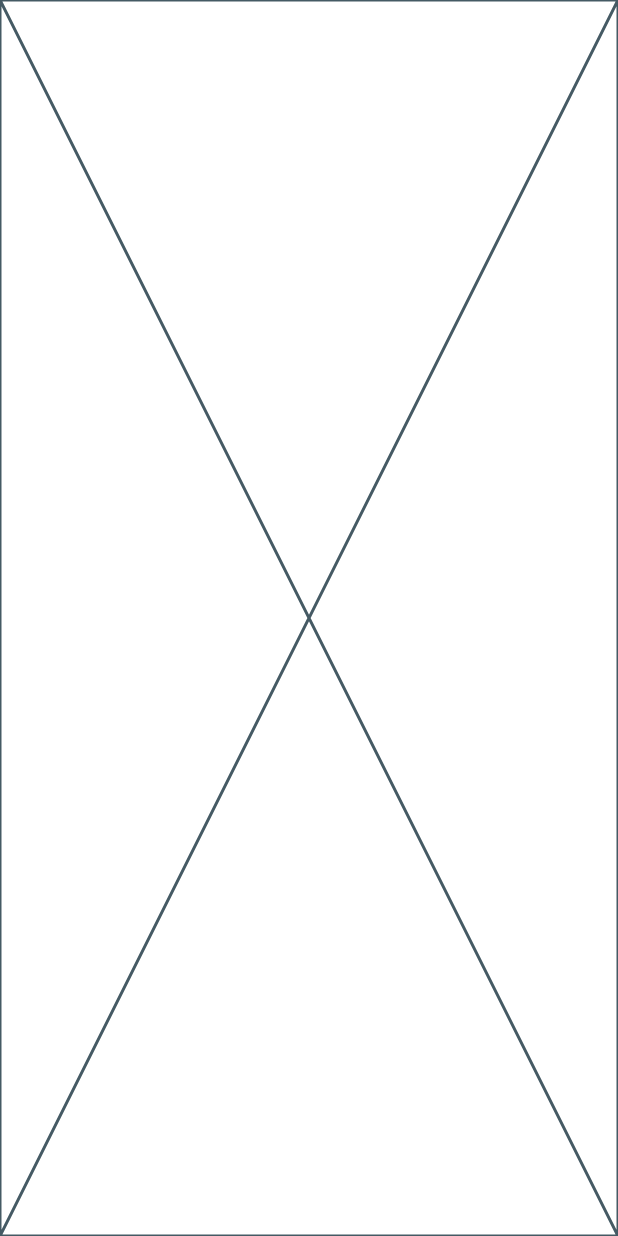
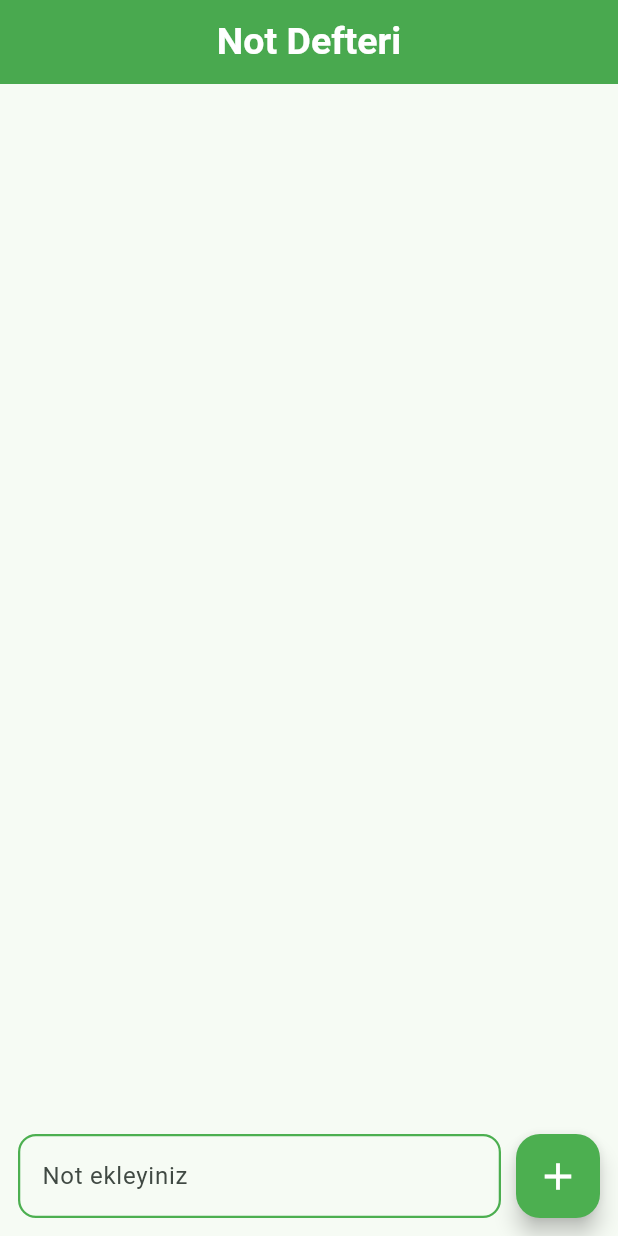
Before and after one commit to NazifeAtmaca25/flutter_begginner_project, a Flutter app: the screen it shows after launch, on a phone screen of 412 x 824 dp. Run offline on Flutter 3.47's test engine with Material 3 defaults, Android fonts, the phone set to English and light mode, and no system bars; our stand-ins replace shared_preferences.

Commit message:
Not defteri uygulaması tamamlandı.

```diff
--- a/notebook_app/lib/Notebook.dart
+++ b/notebook_app/lib/Notebook.dart
@@ -1,4 +1,8 @@
+import 'dart:async';
+import 'dart:convert';
+
 import 'package:flutter/material.dart';
+import 'package:shared_preferences/shared_preferences.dart';
 
 class Notebook extends StatefulWidget {
   const Notebook({super.key});
@@ -8,8 +12,124 @@ class Notebook extends StatefulWidget {
 }
 
 class _NotebookState extends State<Notebook> {
+  final List<String> _notlar = [];
+  final TextEditingController _controller = TextEditingController();
+
+  Future<void> _notKayit() async {
+    final pref = await SharedPreferences.getInstance();
+    await pref.setString("notlar", jsonEncode(_notlar));
+  }
+
+  void _notEkle() {
+    final String metin = _controller.text;
+    if (metin.isNotEmpty) {
+      setState(() {
+        _notlar.add(metin);
+        _controller.clear();
+      });
+      _notKayit();
+    }
+  }
+
+  void _notSil(int index) {
+    setState(() {
+      _notlar.removeAt(index);
+    });
+    _notKayit();
+  }
+
+  Future<void> _notYukle() async {
+    final pref = await SharedPreferences.getInstance();
+    final String? notListesi = pref.getString("notlar");
+    if (notListesi != null) {
+      setState(() {
+        _notlar.addAll(List<String>.from(jsonDecode(notListesi)));
+      });
+    }
+  }
+
+  @override
+  void initState() {
+    super.initState();
+    _notYukle();
+  }
+
   @override
   Widget build(BuildContext context) {
-    return const Placeholder();
+    return Scaffold(
+      appBar: AppBar(
+        title: Text(
+          "Not Defteri",
+          style: TextStyle(fontSize: 25, fontWeight: FontWeight.bold),
+        ),
+        centerTitle: true,
+        elevation: 4,
+        backgroundColor: Colors.green,
+        foregroundColor: Colors.white,
+      ),
+      body: Padding(
+        padding: EdgeInsets.all(12),
+        child: Column(
+          children: [
+            Expanded(
+                child: ListView.builder(
+                    itemCount: _notlar.length,
+                    itemBuilder: (context, index) {
+                      final not = _notlar[index];
+                      return Card(
+                        color: Colors.white,
+                        margin: EdgeInsets.all(4),
+                        elevation: 3,
+                        shape: RoundedRectangleBorder(
+                            borderRadius: BorderRadius.circular(10)),
+                        child: ListTile(
+                          title: Text(not),
+                          trailing: IconButton(
+                              onPressed: () => _notSil(index),
+                              icon: Icon(Icons.delete_outline)),
+                        ),
+                      );
+                    })),
+            SizedBox(
+              height: 20,
+            ),
+            Row(
+              children: [
+                Expanded(
+                    child: TextField(
+                  controller: _controller,
+                  decoration: InputDecoration(
+                      hintText: "Not ekleyiniz",
+                      border: OutlineInputBorder(
+                          borderRadius: BorderRadius.circular(12),
+                          borderSide: BorderSide(color: Colors.green)),
+                      enabledBorder: OutlineInputBorder(
+                          borderRadius: BorderRadius.circular(12),
+                          borderSide:
+                              BorderSide(width: 1.5, color: Colors.green)),
+                      focusedBorder: OutlineInputBorder(
+                          borderRadius: BorderRadius.circular(12),
+                          borderSide:
+                              BorderSide(width: 2, color: Colors.green))),
+                  onSubmitted: (value) => _notEkle(),
+                )),
+                SizedBox(
+                  width: 10,
+                ),
+                FloatingActionButton(
+                  onPressed: () => _notEkle(),
+                  backgroundColor: Colors.green,
+                  child: Icon(
+                    Icons.add,
+                    color: Colors.white,
+                    size: 30,
+                  ),
+                )
+              ],
+            )
+          ],
+        ),
+      ),
+    );
   }
 }
--- a/notebook_app/lib/main.dart
+++ b/notebook_app/lib/main.dart
@@ -13,8 +13,9 @@ class MyApp extends StatelessWidget {
   Widget build(BuildContext context) {
     return MaterialApp(
       title: 'Flutter Demo',
+      debugShowCheckedModeBanner: false,
       theme: ThemeData(
-        colorScheme: ColorScheme.fromSeed(seedColor: Colors.deepPurple),
+        colorScheme: ColorScheme.fromSeed(seedColor: Colors.greenAccent),
         useMaterial3: true,
       ),
       home: Notebook(),
--- a/notebook_app/pubspec.yaml
+++ b/notebook_app/pubspec.yaml
@@ -30,6 +30,7 @@ environment:
 dependencies:
   flutter:
     sdk: flutter
+  shared_preferences: ^2.5.3
 
   # The following adds the Cupertino Icons font to your application.
   # Use with the CupertinoIcons class for iOS style icons.
```
Also changed, not shown: notebook_app/pubspec.lock.
